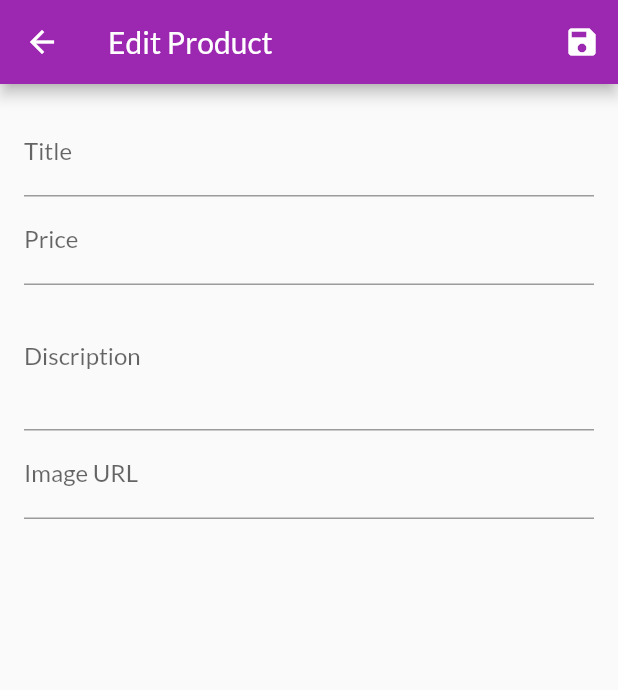
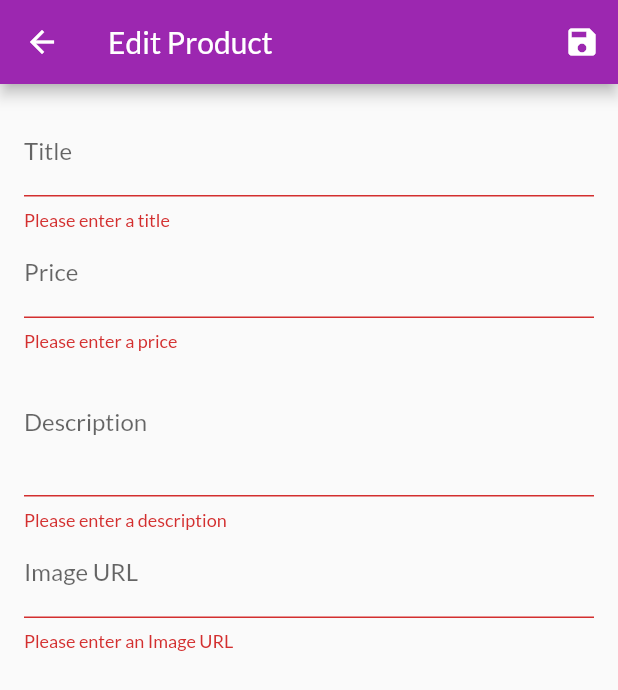
Before and after one commit to SuhelMakkad/shop-app, a Flutter app: the EditProductScreen screen opened by its route, after a tap on the "save" icon, on a phone screen of 412 x 824 dp. Shown: the top 690 px of the screen. Run offline on Flutter 3.47's test engine with Material 2 defaults, Android fonts, the phone set to English and light mode, and no system bars; network calls fail.

Commit message:
added validation for the form

```diff
--- a/lib/screens/edit_product_screen.dart
+++ b/lib/screens/edit_product_screen.dart
@@ -46,12 +46,24 @@ class _EditProductScreenState extends State<EditProductScreen> {
 
   void _updateImageUrl() {
     if (!_imageUrlFocusNode.hasFocus) {
+      final value = _imageUrlContoller.text;
+
+      if (!value.startsWith("http") && !value.startsWith("https")) {
+        return;
+      }
+
       setState(() {});
     }
   }
 
   void _saveForm() {
-    _form.currentState?.save();
+    final currentState = _form.currentState!;
+    final isValid = currentState.validate();
+
+    if (!isValid) {
+      return;
+    }
+    currentState.save();
   }
 
   @override
@@ -82,6 +94,13 @@ class _EditProductScreenState extends State<EditProductScreen> {
                   onSaved: (value) {
                     _editedProduct = _editedProduct.copy(title: value);
                   },
+                  validator: (value) {
+                    if (value!.isEmpty) {
+                      return "Please enter a title";
+                    }
+
+                    return null;
+                  },
                 ),
                 TextFormField(
                   decoration: const InputDecoration(labelText: 'Price'),
@@ -95,14 +114,40 @@ class _EditProductScreenState extends State<EditProductScreen> {
                     _editedProduct = _editedProduct.copy(
                         price: double.parse(value as String));
                   },
+                  validator: (value) {
+                    if (value!.isEmpty) {
+                      return "Please enter a price";
+                    }
+
+                    if (double.tryParse(value) == null) {
+                      return "Please enter valid number";
+                    }
+
+                    if (double.parse(value) <= 0) {
+                      return "Please enter a number greater then zero";
+                    }
+
+                    return null;
+                  },
                 ),
                 TextFormField(
                   maxLines: 3,
-                  decoration: const InputDecoration(labelText: 'Discription'),
+                  decoration: const InputDecoration(labelText: 'Description'),
                   keyboardType: TextInputType.multiline,
                   focusNode: _descriptionFocusNode,
                   onSaved: (value) {
                     _editedProduct = _editedProduct.copy(description: value);
+                  },
+                  validator: (value) {
+                    if (value!.isEmpty) {
+                      return "Please enter a description";
+                    }
+
+                    if (value.length < 5) {
+                      return "Description should be at least 5 charates long";
+                    }
+
+                    return null;
                   },
                 ),
                 TextFormField(
@@ -117,6 +162,18 @@ class _EditProductScreenState extends State<EditProductScreen> {
                     _editedProduct = _editedProduct.copy(imageUrl: value);
                   },
                   onFieldSubmitted: (_) => _saveForm(),
+                  validator: (value) {
+                    if (value!.isEmpty) {
+                      return "Please enter an Image URL";
+                    }
+
+                    if (!value.startsWith("http") &&
+                        !value.startsWith("https")) {
+                      return "Please enter a valid URL";
+                    }
+
+                    return null;
+                  },
                 ),
                 if (imageUrl.isNotEmpty)
                   Container(
```
